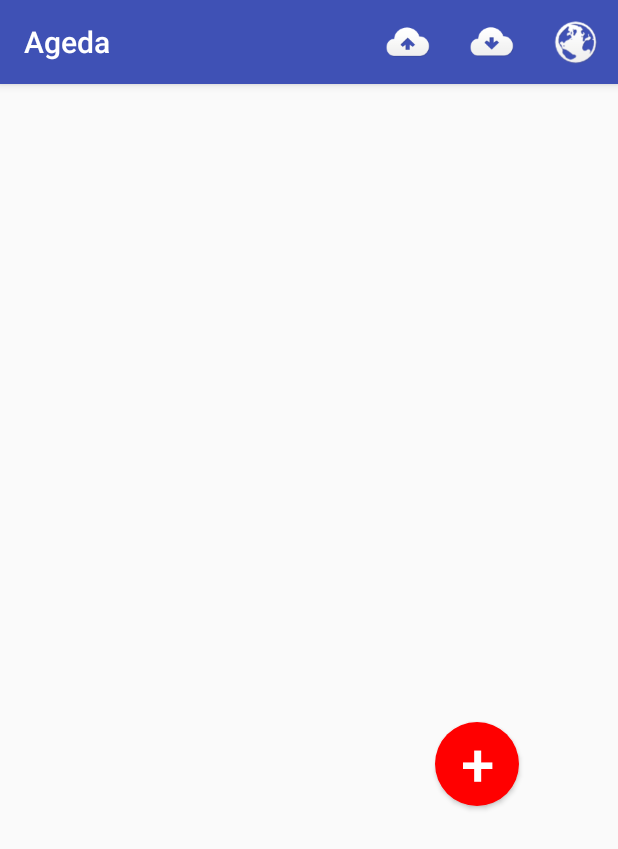
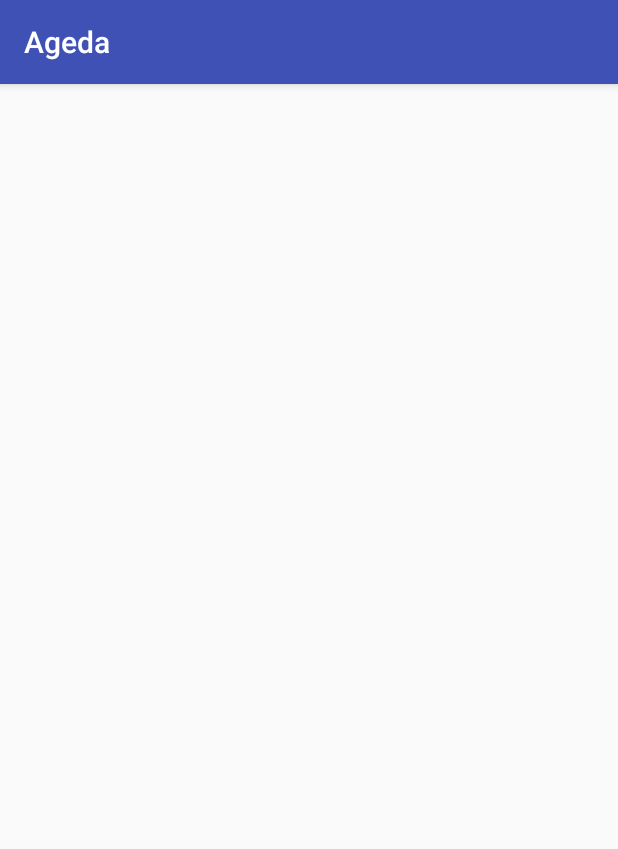
Before and after one commit to DeiseClaudino/Android, an Android app: the screen it shows after launch (ListaAlunosActivity before the commit, MapaActivity after it), after a tap on "Visualizar no mapa", on a phone screen of 412 x 824 dp. Shown: the top 849 px of the screen. Run offline under Robolectric (Android 15) with nearby library versions, the phone set to English and light mode, and no system bars.

Commit message:
Criando o frame layout que será substituído pelo fragment do mapa.

```diff
--- a/app/src/main/AndroidManifest.xml
+++ b/app/src/main/AndroidManifest.xml
@@ -50,6 +50,7 @@
             android:name="com.google.android.geo.API_KEY"
             android:value="@string/google_maps_key" />
 
+        <activity android:name=".MapaActivity"></activity>
     </application>
 
 </manifest>
--- a/app/src/main/java/br/com/alura/ageda/ListaAlunosActivity.java
+++ b/app/src/main/java/br/com/alura/ageda/ListaAlunosActivity.java
@@ -95,7 +95,7 @@ public class ListaAlunosActivity extends AppCompatActivity {
                 break;
 
             case R.id.menu_mapa:
-                Intent vaiParaMapa = new Intent(this, MapsActivity.class);
+                Intent vaiParaMapa = new Intent(this, MapaActivity.class);
                 startActivity(vaiParaMapa);
                 break;
         }
--- /dev/null
+++ b/app/src/main/java/br/com/alura/ageda/MapaActivity.java
@@ -0,0 +1,13 @@
+package br.com.alura.ageda;
+
+import android.support.v7.app.AppCompatActivity;
+import android.os.Bundle;
+
+public class MapaActivity extends AppCompatActivity {
+
+    @Override
+    protected void onCreate(Bundle savedInstanceState) {
+        super.onCreate(savedInstanceState);
+        setContentView(R.layout.activity_mapa);
+    }
+}
--- /dev/null
+++ b/app/src/main/res/layout/activity_mapa.xml
@@ -0,0 +1,8 @@
+<?xml version="1.0" encoding="utf-8"?>
+<FrameLayout
+    xmlns:android="http://schemas.android.com/apk/res/android"
+    android:id="@+id/frame_mapa"
+    android:layout_width="match_parent"
+    android:layout_height="match_parent">
+
+</FrameLayout>
```
